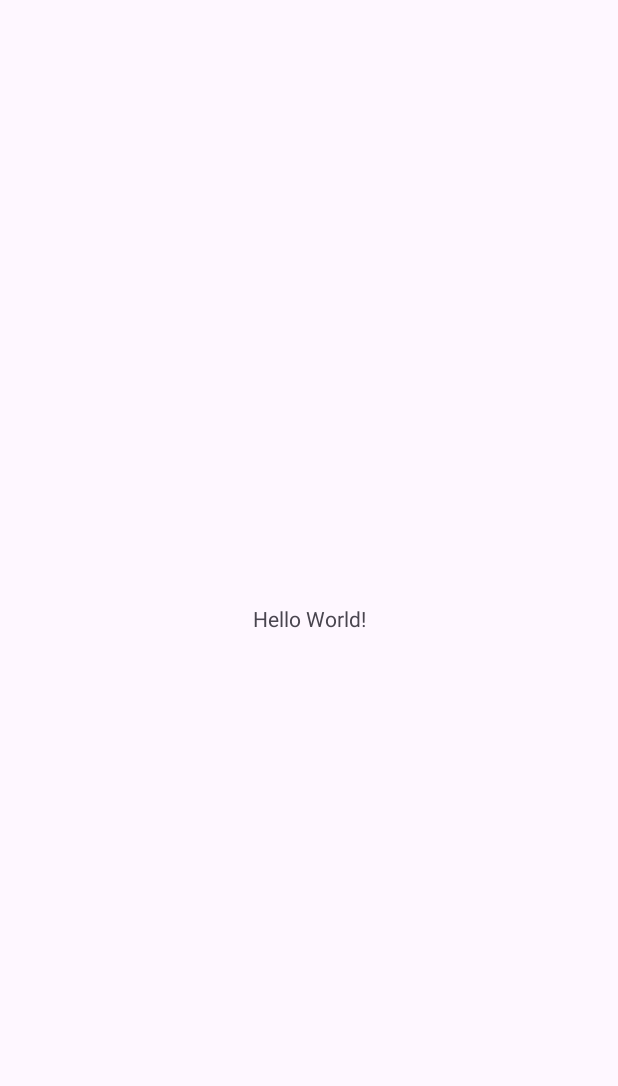
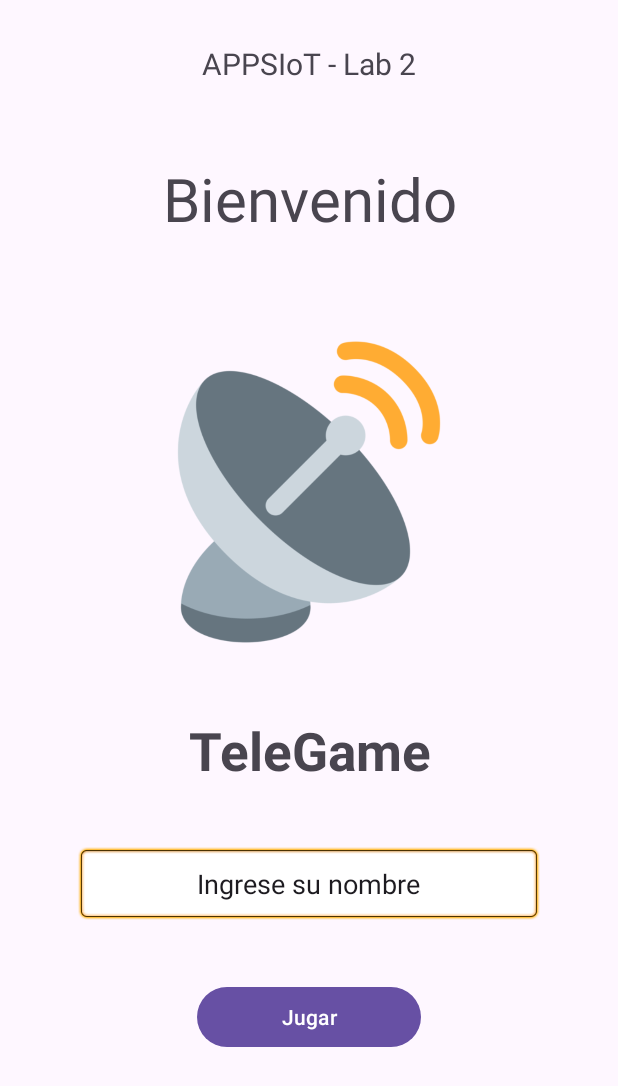
Before and after one commit to unbotcomotu/LAB02_20213852, an Android app: the screen it shows after launch (MainActivity), on a phone screen of 412 x 824 dp. Before the commit the part shown is almost empty. Shown: the top 1086 px of the screen. Run offline under Robolectric (Android 15) with nearby library versions, the phone set to English and light mode, and no system bars.

Commit message:
primera vistaaa

```diff
--- a/app/src/main/AndroidManifest.xml
+++ b/app/src/main/AndroidManifest.xml
@@ -13,6 +13,9 @@
         android:theme="@style/Theme.LAB2_20213852"
         tools:targetApi="31">
         <activity
+            android:name=".juego"
+            android:exported="false" />
+        <activity
             android:name=".MainActivity"
             android:exported="true">
             <intent-filter>
--- /dev/null
+++ b/app/src/main/java/com/example/lab2_20213852/juego.java
@@ -0,0 +1,24 @@
+package com.example.lab2_20213852;
+
+import android.os.Bundle;
+
+import androidx.activity.EdgeToEdge;
+import androidx.appcompat.app.AppCompatActivity;
+import androidx.core.graphics.Insets;
+import androidx.core.view.ViewCompat;
+import androidx.core.view.WindowInsetsCompat;
+
+public class juego extends AppCompatActivity {
+
+    @Override
+    protected void onCreate(Bundle savedInstanceState) {
+        super.onCreate(savedInstanceState);
+        EdgeToEdge.enable(this);
+        setContentView(R.layout.activity_juego);
+        ViewCompat.setOnApplyWindowInsetsListener(findViewById(R.id.main), (v, insets) -> {
+            Insets systemBars = insets.getInsets(WindowInsetsCompat.Type.systemBars());
+            v.setPadding(systemBars.left, systemBars.top, systemBars.right, systemBars.bottom);
+            return insets;
+        });
+    }
+}
--- /dev/null
+++ b/app/src/main/res/layout/activity_juego.xml
@@ -0,0 +1,21 @@
+<?xml version="1.0" encoding="utf-8"?>
+<androidx.coordinatorlayout.widget.CoordinatorLayout xmlns:android="http://schemas.android.com/apk/res/android"
+    xmlns:tools="http://schemas.android.com/tools"
+    xmlns:app="http://schemas.android.com/apk/res-auto"
+
+    android:layout_width="match_parent"
+    android:layout_height="match_parent">
+
+    <com.google.android.material.appbar.AppBarLayout
+        android:id="@+id/appbar"
+        android:layout_height="wrap_content"
+        android:layout_width="match_parent">
+
+        <androidx.appcompat.widget.Toolbar
+            android:layout_height="?attr/actionBarSize"
+            android:layout_width="match_parent"
+            app:layout_scrollFlags="scroll|enterAlways"></androidx.appcompat.widget.Toolbar>
+
+    </com.google.android.material.appbar.AppBarLayout>
+
+</androidx.coordinatorlayout.widget.CoordinatorLayout>
--- a/app/src/main/res/layout/activity_main.xml
+++ b/app/src/main/res/layout/activity_main.xml
@@ -7,13 +7,79 @@
     android:layout_height="match_parent"
     tools:context=".MainActivity">
 
-    <TextView
-        android:layout_width="wrap_content"
+    <LinearLayout
+        android:id="@+id/linearLayout"
+        android:layout_width="409dp"
         android:layout_height="wrap_content"
-        android:text="Hello World!"
+        android:orientation="vertical"
+        app:layout_constraintBottom_toTopOf="@+id/linearLayout2"
+        app:layout_constraintEnd_toEndOf="parent"
+        app:layout_constraintStart_toStartOf="parent"
+        app:layout_constraintTop_toTopOf="parent">
+
+        <TextView
+            android:id="@+id/tituloPrincipal"
+            android:layout_width="match_parent"
+            android:layout_height="wrap_content"
+            android:gravity="center"
+            android:text="@string/tituloPrincipal"
+            android:textSize="20sp" />
+    </LinearLayout>
+
+    <LinearLayout
+        android:id="@+id/linearLayout2"
+        android:layout_width="409dp"
+        android:layout_height="710dp"
+        android:orientation="vertical"
         app:layout_constraintBottom_toBottomOf="parent"
         app:layout_constraintEnd_toEndOf="parent"
         app:layout_constraintStart_toStartOf="parent"
-        app:layout_constraintTop_toTopOf="parent" />
+        app:layout_constraintTop_toBottomOf="@+id/linearLayout">
+
+        <TextView
+            android:id="@+id/textView2"
+            android:layout_width="match_parent"
+            android:layout_height="wrap_content"
+            android:gravity="center"
+            android:padding="20dp"
+            android:text="@string/bienvenido"
+            android:textSize="40sp" />
+
+        <ImageView
+            android:id="@+id/imageView"
+            android:layout_width="match_parent"
+            android:layout_height="297dp"
+            android:paddingHorizontal="100dp"
+            app:srcCompat="@drawable/antenna_logo" />
+
+        <TextView
+            android:id="@+id/textView3"
+            android:layout_width="match_parent"
+            android:layout_height="wrap_content"
+            android:gravity="center"
+            android:text="@string/titulo"
+            android:textSize="35sp"
+            android:textStyle="bold" />
+
+        <EditText
+            android:id="@+id/editTextText"
+            android:layout_width="match_parent"
+            android:layout_height="50dp"
+            android:layout_marginHorizontal="50sp"
+            android:layout_marginVertical="40sp"
+            android:background="@android:drawable/editbox_background"
+            android:ems="10"
+            android:gravity="center"
+            android:inputType="text"
+            android:text="@string/inputNombre" />
+
+        <Button
+            android:id="@+id/button"
+            android:layout_width="match_parent"
+            android:layout_height="wrap_content"
+            android:layout_marginHorizontal="130sp"
+            android:text="@string/botonJugar" />
+
+    </LinearLayout>
 
 </androidx.constraintlayout.widget.ConstraintLayout>
--- a/app/src/main/res/values/strings.xml
+++ b/app/src/main/res/values/strings.xml
@@ -1,3 +1,9 @@
 <resources>
     <string name="app_name">LAB2_20213852</string>
+    <string name="tituloPrincipal">APPSIoT - Lab 2</string>
+    <string name="bienvenido">Bienvenido</string>
+    <string name="titulo">TeleGame</string>
+    <string name="inputNombre">Ingrese su nombre</string>
+    <string name="botonJugar">Jugar</string>
+
 </resources>
```
Also changed, not shown: app/src/main/res/drawable/antenna_logo.png (added).
